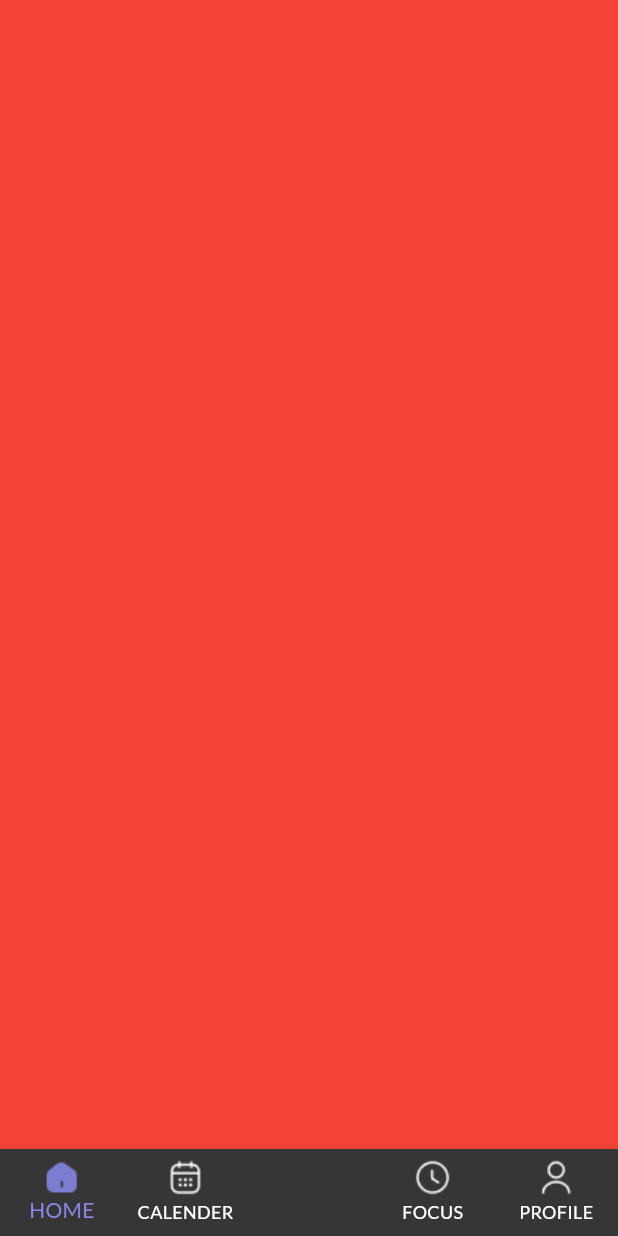
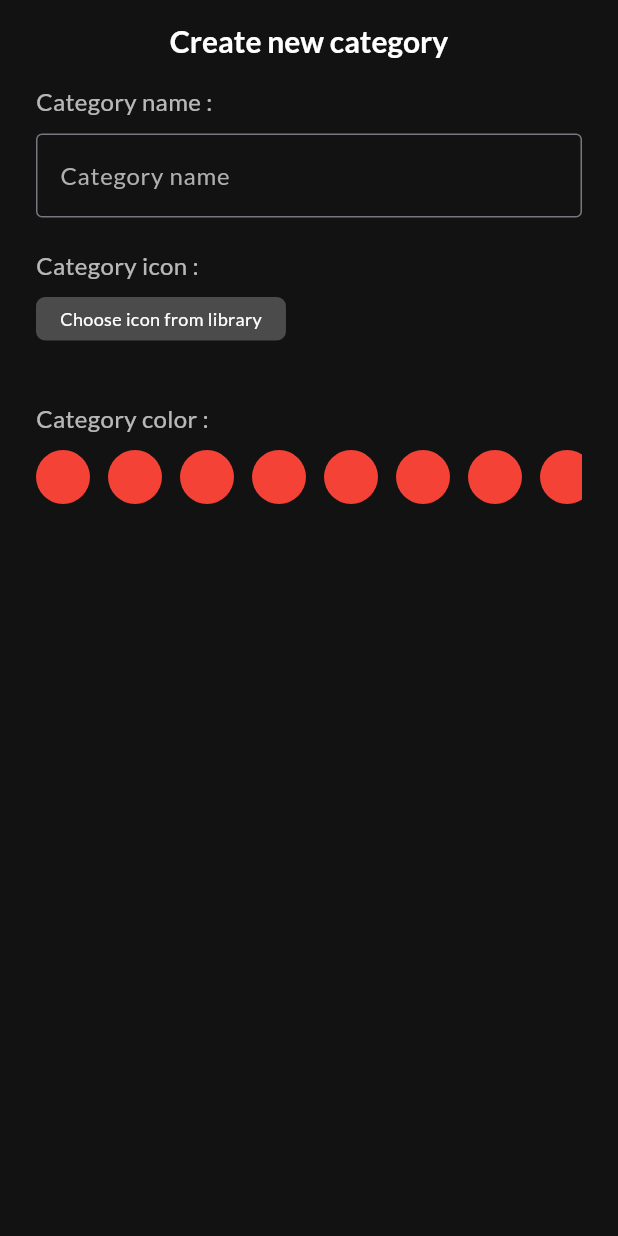
Before and after one commit to Kachitaro/To-do-list, a Flutter app: the screen it shows after launch, on a phone screen of 412 x 824 dp. Run offline on Flutter 3.47's test engine with Material 3 defaults, Android fonts, the phone set to English and light mode, and no system bars; our stand-ins replace google_fonts, shared_preferences.

Commit message:
new screen category

```diff
--- a/lib/main.dart
+++ b/lib/main.dart
@@ -1,6 +1,6 @@
 import 'package:flutter/material.dart';
 import 'package:google_fonts/google_fonts.dart';
-import 'package:todo_list_app/ui/main/main_page.dart';
+import 'package:todo_list_app/ui/category/CategoryScreen.dart';
 
 void main() {
   runApp(const MyApp());
@@ -18,7 +18,7 @@ class MyApp extends StatelessWidget {
         fontFamily: GoogleFonts.lato().fontFamily,
         useMaterial3: true,
       ),
-      home: const MainPage(),
+      home: const CategoryScreen(),
     );
   }
 }
--- /dev/null
+++ b/lib/ui/category/CategoryScreen.dart
@@ -0,0 +1,142 @@
+import 'package:flutter/material.dart';
+
+class CategoryScreen extends StatefulWidget {
+  const CategoryScreen({super.key});
+
+  @override
+  State<CategoryScreen> createState() => _CategoryScreen();
+}
+
+class _CategoryScreen extends State<CategoryScreen> {
+  final _nameCategory = TextEditingController();
+
+  @override
+  Widget build(BuildContext context) {
+    return Scaffold(
+      backgroundColor: const Color(0xFF121212),
+      appBar: AppBar(
+        backgroundColor: Colors.transparent,
+        title: Text(
+          "Create new category",
+          style: TextStyle(
+            fontSize: 20,
+            fontWeight: FontWeight.bold,
+            color: Colors.white,
+          ),
+          textAlign: TextAlign.center,
+        ),
+        centerTitle: true,
+      ),
+      body: SafeArea(
+        child: Column(
+          mainAxisAlignment: MainAxisAlignment.start,
+          crossAxisAlignment: CrossAxisAlignment.start,
+          children: [
+            _buildCategoryNameField(),
+            _buildCategoryChooseIconField(),
+            _buildCategoryBackgroundColorField(),
+          ],
+        ),
+      ),
+    );
+  }
+
+  Widget _buildCategoryNameField() {
+    return Container(
+      padding: EdgeInsets.symmetric(horizontal: 24),
+      child: Column(
+        mainAxisAlignment: MainAxisAlignment.start,
+        crossAxisAlignment: CrossAxisAlignment.start,
+        children: [
+          _buildFieldTitle("Category name :"),
+          Container(
+            margin: EdgeInsets.only(top: 10),
+            child: TextFormField(
+              controller: _nameCategory,
+              style: TextStyle(fontSize: 16, color: Colors.white),
+              decoration: InputDecoration(
+                hintText: "Category name",
+                hintStyle: TextStyle(fontSize: 16, color: Color(0xFFAFAFAF)),
+                border: OutlineInputBorder(
+                  borderRadius: BorderRadius.circular(4),
+                  borderSide: BorderSide(width: 1, color: Color(0xFF979797)),
+                ),
+              ),
+            ),
+          ),
+        ],
+      ),
+    );
+  }
+
+  Widget _buildCategoryChooseIconField() {
+    return Container(
+      padding: EdgeInsets.symmetric(horizontal: 24),
+      margin: EdgeInsets.symmetric(vertical: 20),
+      child: Column(
+        mainAxisAlignment: MainAxisAlignment.start,
+        crossAxisAlignment: CrossAxisAlignment.start,
+        children: [
+          _buildFieldTitle("Category icon :"),
+          GestureDetector(
+            onTap: () {
+              print({"Hello"});
+            },
+            child: Container(
+              margin: EdgeInsets.only(top: 10),
+              decoration: BoxDecoration(
+                borderRadius: BorderRadius.circular(6),
+                color: Colors.white24,
+              ),
+              child: Padding(
+                padding: EdgeInsets.symmetric(horizontal: 16, vertical: 6),
+                child: Text(
+                  "Choose icon from library",
+                  style: TextStyle(fontSize: 12, color: Colors.white),
+                ),
+              ),
+            ),
+          ),
+        ],
+      ),
+    );
+  }
+
+  Widget _buildCategoryBackgroundColorField() {
+    return Container(
+      padding: EdgeInsets.symmetric(horizontal: 24),
+      margin: EdgeInsets.symmetric(vertical: 20),
+      child: Column(
+        mainAxisAlignment: MainAxisAlignment.start,
+        crossAxisAlignment: CrossAxisAlignment.start,
+        children: [
+          _buildFieldTitle("Category color :"),
+          Container(
+            margin: EdgeInsets.only(top: 10),
+            width: double.infinity,
+            height: 36,
+            child: ListView.builder(
+              scrollDirection: Axis.horizontal,
+              itemBuilder: (context, index) {
+                return Container(
+                  width: 36,
+                  height: 36,
+                  margin: EdgeInsets.only(right: 12),
+                  decoration: BoxDecoration(
+                    borderRadius: BorderRadius.circular(18),
+                    color: Colors.red,
+                  ),
+                );
+              },
+              itemCount: 8,
+            ),
+          ),
+        ],
+      ),
+    );
+  }
+
+  Widget _buildFieldTitle(String label) {
+    return Text(label, style: TextStyle(fontSize: 16, color: Colors.white70));
+  }
+}
--- a/pubspec.yaml
+++ b/pubspec.yaml
@@ -10,6 +10,7 @@ dependencies:
     sdk: flutter
   cupertino_icons: ^1.0.8
   google_fonts: ^6.2.1
+  shared_preferences: ^2.5.3
 
 dev_dependencies:
   flutter_test:
```
Also changed, not shown: lib/ui/main/main_page.dart (+18 -3 lines), lib/ui/onboarding/onboarding_child_page.dart (+4 -9 lines), lib/ui/onboarding/onboarding_page_view.dart (+15 -1 lines), lib/ui/splash/splash.dart (+34 -0 lines), lib/ui/welcome/welcome_page.dart (+12 -7 lines), pubspec.lock, 1 other file.
